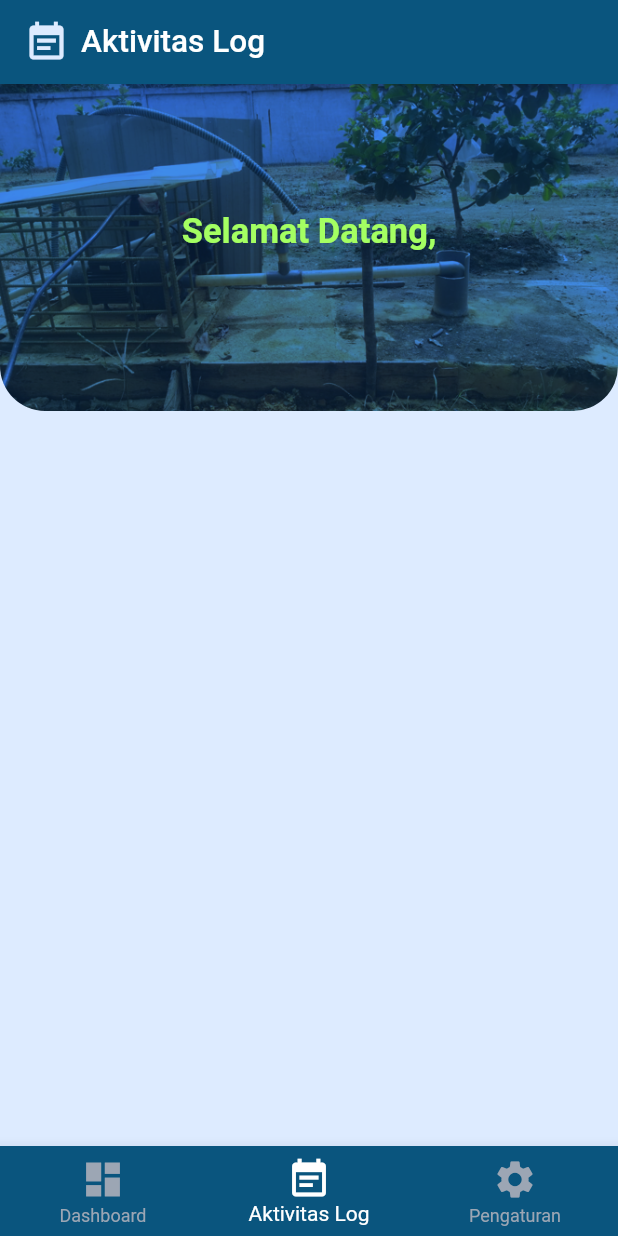
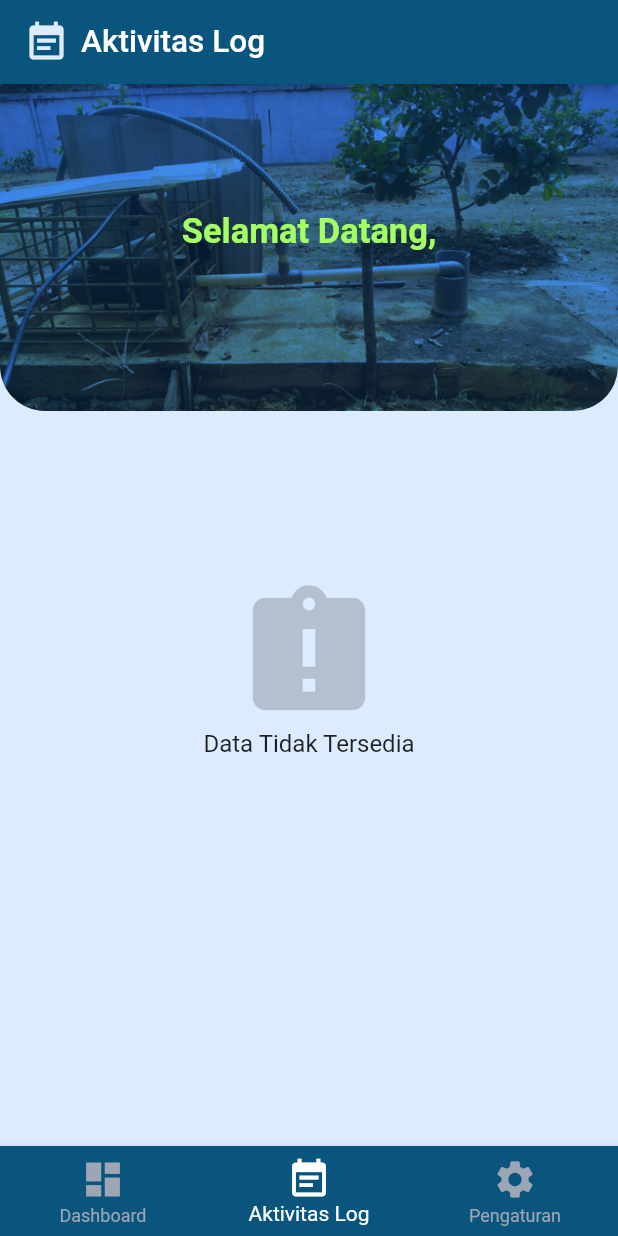
Before and after one commit to ariyutta/penyiraman-jambu-iot, a Flutter app: the MyHome screen opened directly with empty values, item 2 of the bottom bar chosen, on a phone screen of 412 x 824 dp. Run offline on Flutter 3.47's test engine with Material 2 defaults, Android fonts, the phone set to English and light mode, and no system bars; our stand-ins replace another_flutter_splash_screen, firebase_auth, firebase_core, firebase_database, flutter_onboarding_slider, flutter_switch and 3 more; accounts and stored records are empty.

Commit message:
[22/05/2023 17:34] Perbaikan API Data Log

```diff
--- a/lib/pages/admin/aktivitas_log.dart
+++ b/lib/pages/admin/aktivitas_log.dart
@@ -20,6 +20,13 @@ class _DataLogState extends State<DataLog> {
       padding: const EdgeInsets.fromLTRB(10, 230, 10, 10),
       child: SingleChildScrollView(
         child: Obx(() {
+          if (dataLog.isHistory.isFalse) {
+            return Center(
+              child: CircularProgressIndicator(
+                color: Colors.blue,
+              ),
+            );
+          } else if (dataLog.listHistory.isNotEmpty) {
             return Column(
               children: [
                 ...dataLog.listHistory.map(
@@ -32,10 +39,13 @@ class _DataLogState extends State<DataLog> {
                           children: [
                             Icon(Icons.grass, size: 30, color: Colors.green),
                             Padding(
-                            padding: const EdgeInsets.only(left: 15),
+                              padding: const EdgeInsets.fromLTRB(15, 2, 0, 0),
                               child: Text(
                                 e.lokasi ?? '',
-                              style: TextStyle(fontWeight: FontWeight.w500),
+                                style: TextStyle(
+                                  fontWeight: FontWeight.w500,
+                                  fontSize: 17,
+                                ),
                               ),
                             ),
                           ],
@@ -54,7 +64,11 @@ class _DataLogState extends State<DataLog> {
                                     Padding(
                                       padding: const EdgeInsets.only(left: 15),
                                       child: Text(
-                                        '${DateFormat('dd/MM/yyyy HH:mm').format(DateTime.parse(e.waktu ?? DateTime.now.toString()))}'),
+                                        '${DateFormat('dd/MM/yyyy HH:mm').format(DateTime.parse(e.waktu ?? DateTime.now.toString()))} WIB',
+                                        style: TextStyle(
+                                          fontSize: 15,
+                                        ),
+                                      ),
                                     ),
                                   ],
                                 ),
@@ -64,7 +78,11 @@ class _DataLogState extends State<DataLog> {
                                     Padding(
                                       padding: const EdgeInsets.only(left: 15),
                                       child: Text(
-                                        'Kelembaban : ${e.kelembaban ?? 0}%'),
+                                        'Kelembaban : ${e.kelembaban ?? 0}%',
+                                        style: TextStyle(
+                                          fontSize: 15,
+                                        ),
+                                      ),
                                     ),
                                   ],
                                 ),
@@ -73,10 +91,12 @@ class _DataLogState extends State<DataLog> {
                           ],
                         ),
                       ),
-                    trailing: Column(
+                      trailing: SizedBox(
+                        width: 110,
+                        child: Column(
                           children: [
                             Padding(
-                          padding: const EdgeInsets.only(top: 4.0),
+                              padding: const EdgeInsets.only(top: 7.0),
                               child: (e.statusKeranAir ?? false)
                                   ? Icon(
                                       Icons.phonelink_outlined,
@@ -104,7 +124,29 @@ class _DataLogState extends State<DataLog> {
                       ),
                     ),
                   ),
+                ),
               ],
+            );
+          }
+          return Padding(
+            padding: const EdgeInsets.all(100.0),
+            child: Center(
+              child: Column(
+                children: [
+                  Icon(
+                    Icons.assignment_late,
+                    size: 100,
+                    color: Color.fromARGB(47, 0, 0, 0),
+                  ),
+                  Text(
+                    'Data Tidak Tersedia',
+                    style: TextStyle(
+                      fontSize: 16,
+                    ),
+                  ),
+                ],
+              ),
+            ),
           );
         }),
       ),
--- a/lib/pages/admin/home.dart
+++ b/lib/pages/admin/home.dart
@@ -1,10 +1,10 @@
-// ignore_for_file: prefer_const_constructors, unnecessary_string_interpolations, non_constant_identifier_names, prefer_const_literals_to_create_immutables
+// ignore_for_file: prefer_const_constructors, unnecessary_string_interpolations, non_constant_identifier_names, prefer_const_literals_to_create_immutables, unnecessary_new
 
 import 'package:flutter/material.dart';
 import 'package:get/get.dart';
 import 'package:penyiraman_jambu_iot/controllers/HomeController.dart';
+import 'package:penyiraman_jambu_iot/pages/admin/aktivitas_log.dart';
 import 'package:penyiraman_jambu_iot/pages/admin/dashboard.dart';
-import 'package:penyiraman_jambu_iot/pages/admin/aktivitas_log.dart';
 import 'package:penyiraman_jambu_iot/pages/admin/pengaturan.dart';
 
 class MyHome extends StatefulWidget {
--- a/pubspec.yaml
+++ b/pubspec.yaml
@@ -16,7 +16,7 @@ publish_to: "none" # Remove this line if you wish to publish to pub.dev
 # https://developer.apple.com/library/archive/documentation/General/Reference/InfoPlistKeyReference/Articles/CoreFoundationKeys.html
 # In Windows, build-name is used as the major, minor, and patch parts
 # of the product and file versions while build-number is used as the build suffix.
-version: 1.0.0+1
+version: 1.2.0+1
 
 environment:
   sdk: ">=2.19.5 <3.0.0"
@@ -47,6 +47,7 @@ dependencies:
   flutter_switch: ^0.3.2
   flutter_splash_screen: ^1.0.0+6
   another_flutter_splash_screen: ^1.1.4
+  tabbar: ^0.1.1
 
 dev_dependencies:
   flutter_test:
```
Also changed, not shown: lib/controllers/DataLogController.dart (+25 -9 lines), lib/pages/admin/pengaturan.dart (+19 -0 lines), pubspec.lock. Lines whose indentation alone changed are shown as unchanged.
